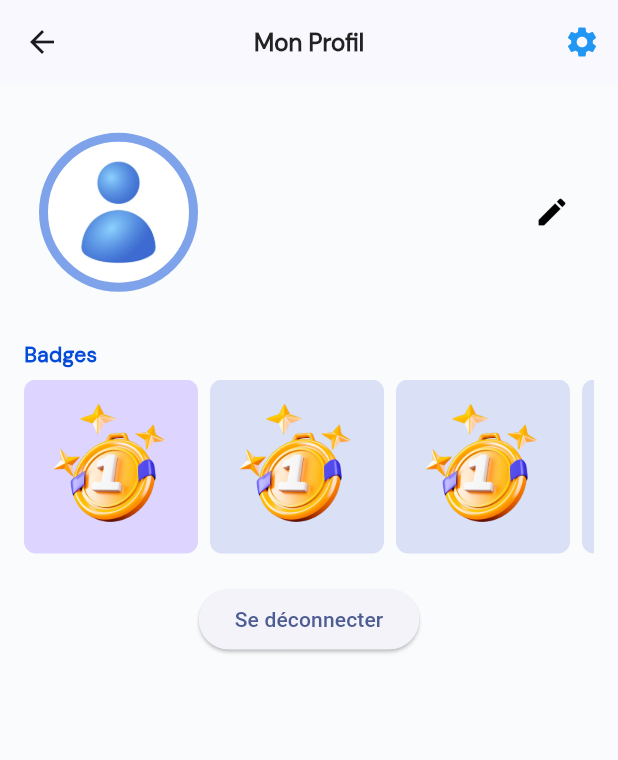
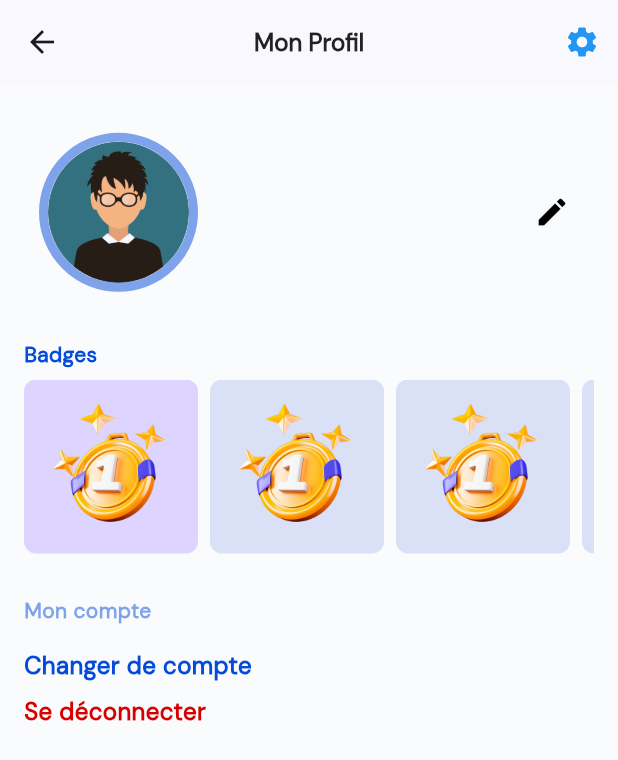
Before and after one commit to LaChancee/hygie-mobile, a Flutter app: the ProfileScreen screen opened directly, on a phone screen of 412 x 824 dp. Shown: the top 760 px of the screen. Run offline on Flutter 3.47's test engine with Material 3 defaults, Android fonts, the light colour scheme and no system bars; our stand-ins replace cloud_firestore, firebase_auth, firebase_core, flutter_svg, font_awesome_flutter; missing offline and left inert: widgetbook, widgetbook_annotation; accounts and stored records are empty.

Commit message:
Add user logo and new SVG icons; update dependencies and profile header

```diff
--- a/lib/commons/header.dart
+++ b/lib/commons/header.dart
@@ -43,7 +43,7 @@ class Header extends StatelessWidget implements PreferredSizeWidget {
             child: Padding(
               padding: const EdgeInsets.only(right: 20.0),
               child: CircleAvatar(
-                backgroundImage: AssetImage('assets/images/user.jpg'), // Image du profil
+                backgroundImage: AssetImage('assets/images/logo_user.png'), // Image du profil
               ),
             ),
           ),
--- a/lib/presentation/profil/profil_screen.dart
+++ b/lib/presentation/profil/profil_screen.dart
@@ -3,8 +3,6 @@ import 'package:firebase_auth/firebase_auth.dart';
 import 'package:hygie_mobile/presentation/authentification/auth_screen.dart';
 import 'package:hygie_mobile/presentation/profil/widgets/profile_header.dart';
 import 'package:hygie_mobile/presentation/profil/widgets/profile_badges.dart';
-// import 'package:hygie_mobile/presentation/profil/widgets/profile_dependency.dart';
-// import 'package:hygie_mobile/presentation/profil/widgets/profile_parrainage.dart';
 
 class ProfileScreen extends StatelessWidget {
   @override
@@ -34,6 +32,7 @@ class ProfileScreen extends StatelessWidget {
       ),
       body: Padding(
         padding: const EdgeInsets.all(16.0),
+        child: SingleChildScrollView(
           child: Column(
             crossAxisAlignment: CrossAxisAlignment.start,
             children: [
@@ -41,13 +40,57 @@ class ProfileScreen extends StatelessWidget {
               const SizedBox(height: 20),
               ProfileBadges(),
               const SizedBox(height: 20),
-            // ContentParrainage(), // Ajouter le widget ContentParrainage ici
-            // const SizedBox(height: 20),
-            // ContentDependance(),
-            // const SizedBox(height: 40),
-            Center(
-              child: ElevatedButton(
-                onPressed: () {
+              Container(
+                width: 358,
+                padding: const EdgeInsets.symmetric(vertical: 8),
+                child: Column(
+                  mainAxisSize: MainAxisSize.min,
+                  mainAxisAlignment: MainAxisAlignment.start,
+                  crossAxisAlignment: CrossAxisAlignment.start,
+                  children: [
+                    Container(
+                      width: 358,
+                      height: 19,
+                      child: Row(
+                        mainAxisSize: MainAxisSize.min,
+                        mainAxisAlignment: MainAxisAlignment.start,
+                        crossAxisAlignment: CrossAxisAlignment.start,
+                        children: [
+                          Text(
+                            'Mon compte',
+                            style: TextStyle(
+                              color: Color(0x7F044BD9),
+                              fontSize: 14,
+                              fontFamily: 'DM Sans',
+                              fontWeight: FontWeight.w600,
+                            ),
+                          ),
+                        ],
+                      ),
+                    ),
+                    const SizedBox(height: 16),
+                    Container(
+                      width: double.infinity,
+                      child: Column(
+                        mainAxisSize: MainAxisSize.min,
+                        mainAxisAlignment: MainAxisAlignment.start,
+                        crossAxisAlignment: CrossAxisAlignment.start,
+                        children: [
+                          SizedBox(
+                            width: double.infinity,
+                            child: Text(
+                              'Changer de compte',
+                              style: TextStyle(
+                                color: Color(0xFF044BD9),
+                                fontSize: 16,
+                                fontFamily: 'DM Sans',
+                                fontWeight: FontWeight.w600,
+                              ),
+                            ),
+                          ),
+                          const SizedBox(height: 8),
+                          GestureDetector(
+                            onTap: () {
                               // Déconnexion de l'utilisateur
                               FirebaseAuth.instance.signOut();
                               // Rediriger vers l'écran d'authentification
@@ -56,12 +99,29 @@ class ProfileScreen extends StatelessWidget {
                                 (route) => false,
                               );
                             },
-                child: const Text('Se déconnecter'),
+                            child: SizedBox(
+                              width: double.infinity,
+                              child: Text(
+                                'Se déconnecter',
+                                style: TextStyle(
+                                  color: Color(0xFFD60000),
+                                  fontSize: 16,
+                                  fontFamily: 'DM Sans',
+                                  fontWeight: FontWeight.w600,
+                                ),
+                              ),
                             ),
                           ),
                         ],
                       ),
                     ),
+                  ],
+                ),
+              ),
+            ],
+          ),
+        ),
+      ),
     );
   }
 }
--- a/lib/presentation/profil/widgets/profile_header.dart
+++ b/lib/presentation/profil/widgets/profile_header.dart
@@ -32,7 +32,7 @@ class ProfileHeader extends StatelessWidget {
                       image: DecorationImage(
                         image: user?.photoURL != null
                             ? NetworkImage(user!.photoURL!)
-                            : AssetImage('assets/images/logo_user.jpg') as ImageProvider,
+                            : AssetImage('assets/images/logo_user.png') as ImageProvider,
                         fit: BoxFit.fill,
                       ),
                       shape: OvalBorder(
--- a/pubspec.yaml
+++ b/pubspec.yaml
@@ -37,6 +37,7 @@ dependencies:
   firebase_storage: ^12.4.1
   image_picker: ^0.8.5+2
   flutter_svg: ^1.0.3
+  font_awesome_flutter: ^10.1.0
 
 
 
@@ -82,6 +83,7 @@ flutter:
   uses-material-design: true
   assets:
     - assets/images/
+    - assets/icons/
 
   # To add assets to your application, add an assets section, like this:
   # assets:
```
Also changed, not shown: lib/commons/navigation/custom_navbar.dart (+5 -4 lines), lib/presentation/home_page.dart (+28 -7 lines), assets/icons/icon_dashboard.svg (added), assets/icons/icon_journal.svg (added), assets/icons/icon_objectif.svg (added), assets/icons/icon_recompenses.svg (added), assets/images/logo_user.png (added). Lines whose indentation alone changed are shown as unchanged.
